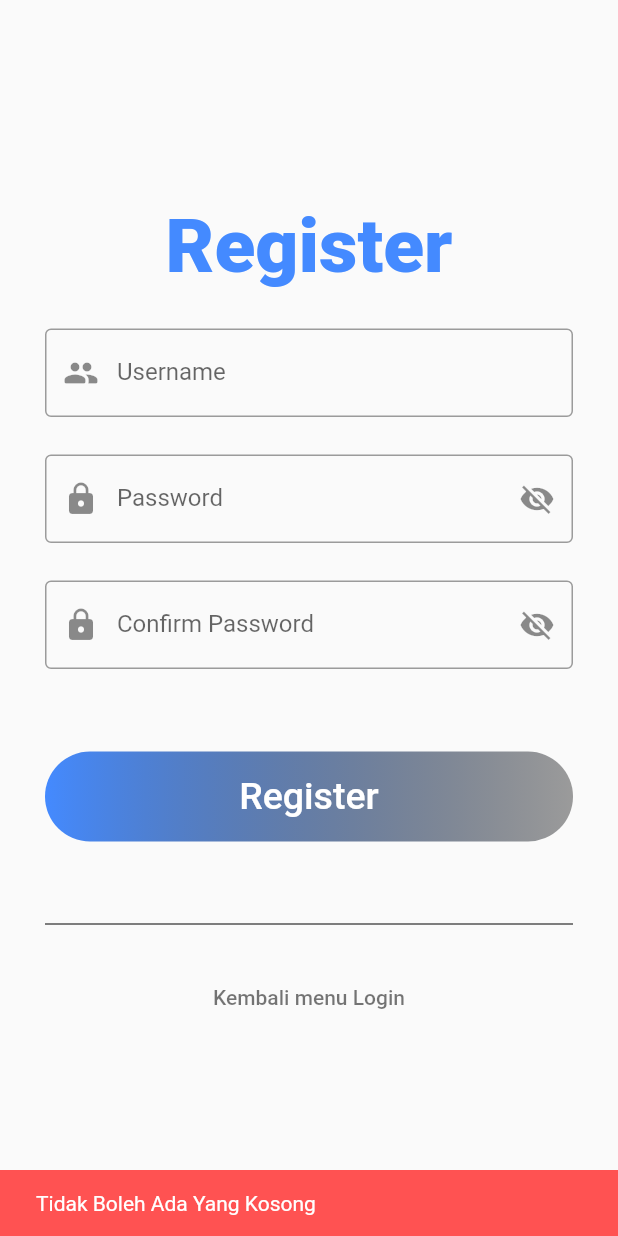
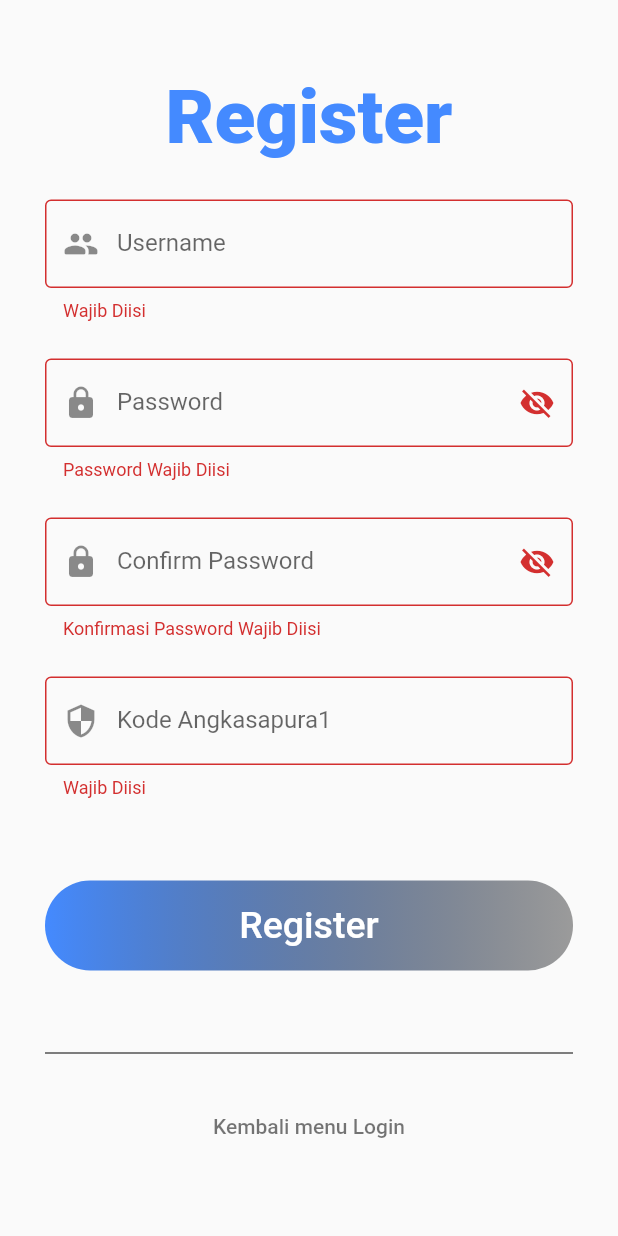
Before and after one commit to Ikwnhanif/projectYIA, a Flutter app: the RegisterPage screen opened directly, after a tap on "Register", on a phone screen of 412 x 824 dp. Run offline on Flutter 3.47's test engine with Material 2 defaults, Android fonts, the phone set to English and light mode, and no system bars; our stand-ins replace cloud_firestore, firebase_core, firebase_storage, image_picker, shared_preferences, sqflite; accounts and stored records are empty; network calls fail.

```diff
--- a/lib/screens/registerpage.dart
+++ b/lib/screens/registerpage.dart
@@ -1,14 +1,7 @@
 import 'package:flutter/material.dart';
-import 'dart:convert';
-import 'package:http/http.dart' as http;
 import 'package:tenantyia/models/akun.dart';
 import 'package:tenantyia/screens/loginpage.dart';
 import 'package:tenantyia/services/user_database_helper.dart';
-
-// import 'package:project_github/models/akun.dart';
-// import 'package:project_github/service/dbhelp.dart';
-// import 'package:project_github/service/user_database_helper.dart';
-// import 'package:project_github/view/login_page.dart';
 
 class RegisterPage extends StatefulWidget {
   const RegisterPage({Key? key}) : super(key: key);
@@ -23,6 +16,8 @@ class _RegisterPageState extends State<RegisterPage> {
   var Username = TextEditingController();
   var Password = TextEditingController();
   var CPassword = TextEditingController();
+  var KodeAngkasapura1 =
+      TextEditingController(); // Tambahkan controller untuk kode angkasapura1
 
   @override
   void initState() {
@@ -37,6 +32,8 @@ class _RegisterPageState extends State<RegisterPage> {
         padding: const EdgeInsets.all(30),
         child: Center(
           child: SingleChildScrollView(
+            child: Form(
+              key: _formKey,
               child: Column(
                 children: [
                   const Text(
@@ -126,6 +123,26 @@ class _RegisterPageState extends State<RegisterPage> {
                   const SizedBox(
                     height: 25,
                   ),
+                  TextFormField(
+                    controller: KodeAngkasapura1,
+                    keyboardType: TextInputType.text,
+                    decoration: const InputDecoration(
+                      labelText: "Kode Angkasapura1",
+                      border: OutlineInputBorder(),
+                      prefixIcon: Icon(Icons.security),
+                    ),
+                    validator: (value) {
+                      if (value == null || value.isEmpty) {
+                        return 'Wajib Diisi';
+                      } else if (value != "commercial1") {
+                        return 'Kode yang dimasukkan salah';
+                      }
+                      return null;
+                    },
+                  ),
+                  const SizedBox(
+                    height: 25,
+                  ),
                   const SizedBox(
                     height: 5,
                   ),
@@ -142,17 +159,18 @@ class _RegisterPageState extends State<RegisterPage> {
                     ),
                     child: MaterialButton(
                       onPressed: () {
-                      print(Username.text);
+                        if (_formKey.currentState!.validate()) {
                           if (Username.text != "" &&
                               Password.text != "" &&
                               CPassword.text != "") {
                             if (Password.text != CPassword.text) {
                               SnackBar snackBar = SnackBar(
                                 content: Text(
-                                "Password dan Konfirmasi Password harus sama !"),
+                                    "Password dan Konfirmasi Password harus sama!"),
                                 backgroundColor: Colors.redAccent,
                               );
-                          ScaffoldMessenger.of(context).showSnackBar(snackBar);
+                              ScaffoldMessenger.of(context)
+                                  .showSnackBar(snackBar);
                             } else {
                               _onRegister();
                             }
@@ -161,7 +179,9 @@ class _RegisterPageState extends State<RegisterPage> {
                               content: Text("Tidak Boleh Ada Yang Kosong"),
                               backgroundColor: Colors.redAccent,
                             );
-                        ScaffoldMessenger.of(context).showSnackBar(snackBar);
+                            ScaffoldMessenger.of(context)
+                                .showSnackBar(snackBar);
+                          }
                         }
                       },
                       child: const Text(
@@ -176,7 +196,6 @@ class _RegisterPageState extends State<RegisterPage> {
                   const SizedBox(
                     height: 30,
                   ),
-                // const Icon(Icons.fingerprint , size: 60, color: Colors.teal,),
                   const SizedBox(
                     height: 10,
                   ),
@@ -200,6 +219,7 @@ class _RegisterPageState extends State<RegisterPage> {
                         style: TextStyle(color: Colors.black54),
                       ))
                 ],
+              ),
             ),
           ),
         ),
--- a/pubspec.yaml
+++ b/pubspec.yaml
@@ -43,6 +43,7 @@ dependencies:
   firebase_storage: ^11.2.7
   image_picker: ^0.8.4
   intl: ^0.18.1
+  url_launcher: ^6.1.2
 
 dev_dependencies:
   flutter_test:
```
Also changed, not shown: lib/screens/editform.dart (+72 -33 lines), lib/screens/informationpage.dart (+69 -1 lines), lib/screens/listtenant.dart (+4 -3 lines), lib/services/dbtenantservices.dart (+6 -3 lines), pubspec.lock, 3 other files. Lines whose indentation alone changed are shown as unchanged.
